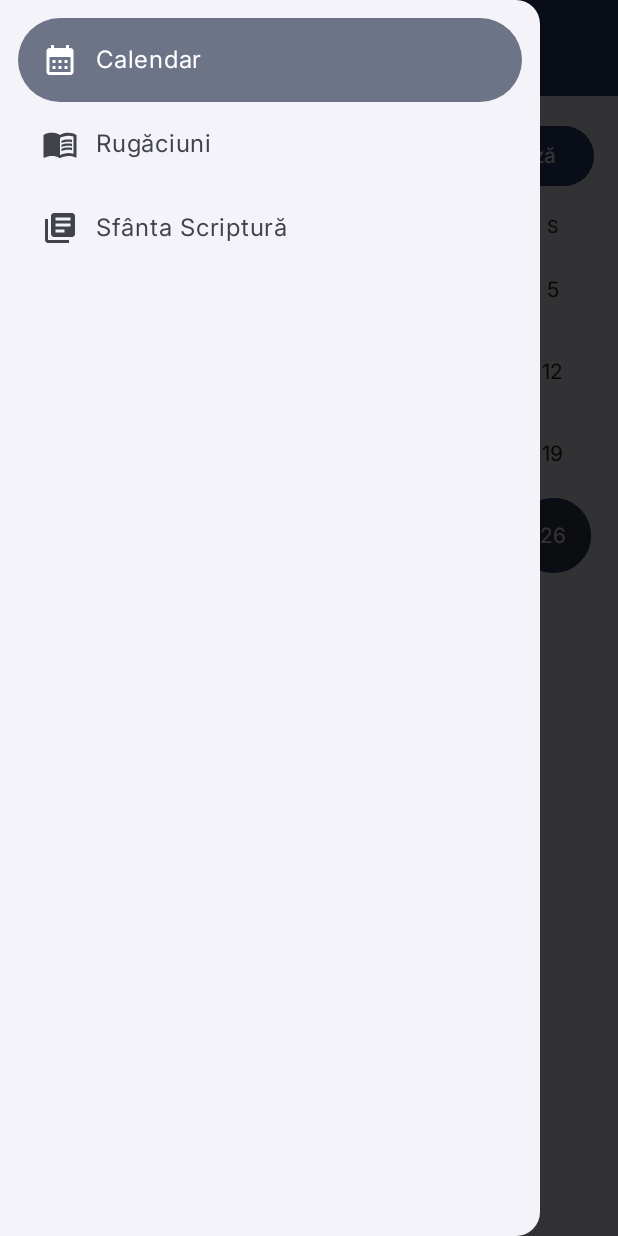
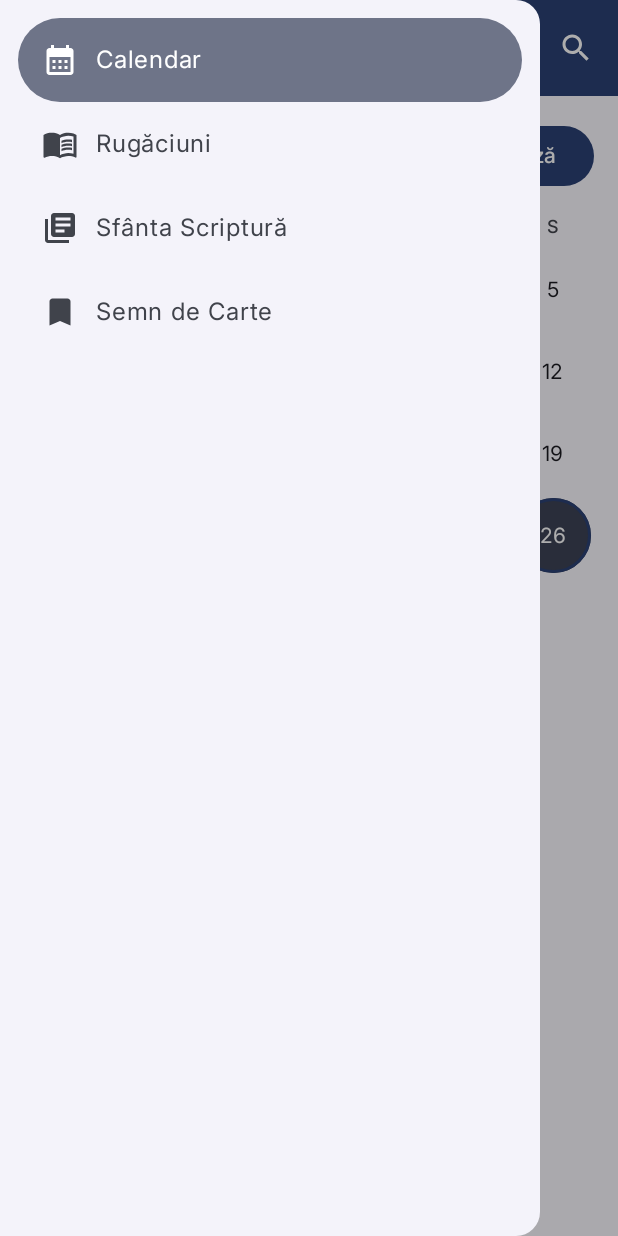
Before and after one commit to CDLProduction/ortodoxmd-android, an Android app built with Jetpack Compose: the screen it shows after launch (MainActivity), after a tap on "Deschide Meniul", on a phone screen of 412 x 824 dp. Run offline under Robolectric (Android 15) with nearby library versions, the phone set to English and light mode, and no system bars; our stand-ins replace Dagger/Hilt's generated code, Room's generated code.

Commit message:
Improved UI and functionality

```diff
--- a/app/src/main/java/md/ortodox/ortodoxmd/MainActivity.kt
+++ b/app/src/main/java/md/ortodox/ortodoxmd/MainActivity.kt
@@ -4,55 +4,30 @@ import android.os.Bundle
 import androidx.activity.ComponentActivity
 import androidx.activity.compose.setContent
 import androidx.activity.enableEdgeToEdge
-import androidx.compose.foundation.layout.fillMaxSize
-import androidx.compose.foundation.layout.padding
+import androidx.compose.foundation.layout.*
 import androidx.compose.material.icons.Icons
-import androidx.compose.material.icons.filled.Home
-import androidx.compose.material.icons.filled.Menu
-import androidx.compose.material3.DrawerValue
-import androidx.compose.material3.Icon
-import androidx.compose.material3.IconButton
-import androidx.compose.material3.ModalNavigationDrawer
-import androidx.compose.material3.NavigationDrawerItem
-import androidx.compose.material3.Text
-import androidx.compose.material3.TopAppBar
-import androidx.compose.material3.TopAppBarDefaults
-import androidx.compose.runtime.Composable
-import androidx.compose.runtime.rememberCoroutineScope
-
+import androidx.compose.material.icons.automirrored.filled.LibraryBooks
+import androidx.compose.material.icons.automirrored.filled.MenuBook
+import androidx.compose.material.icons.filled.*
+import androidx.compose.material3.*
+import androidx.compose.runtime.*
 import androidx.compose.ui.Modifier
 import androidx.compose.ui.graphics.vector.ImageVector
-import androidx.navigation.NavDestination.Companion.hierarchy
+import androidx.compose.ui.unit.dp
+import androidx.hilt.navigation.compose.hiltViewModel
 import androidx.navigation.NavGraph.Companion.findStartDestination
 import androidx.navigation.NavHostController
 import androidx.navigation.compose.NavHost
 import androidx.navigation.compose.composable
+import androidx.navigation.compose.currentBackStackEntryAsState
 import androidx.navigation.compose.rememberNavController
 import dagger.hilt.android.AndroidEntryPoint
 import kotlinx.coroutines.launch
+import md.ortodox.ortodoxmd.ui.MainViewModel
+import md.ortodox.ortodoxmd.ui.bible.*
 import md.ortodox.ortodoxmd.ui.calendar.CalendarScreen
 import md.ortodox.ortodoxmd.ui.prayer.PrayerScreen
-import md.ortodox.ortodoxmd.ui.bible.BibleScreen
 import md.ortodox.ortodoxmd.ui.theme.OrtodoxmdandroidTheme
-import androidx.compose.foundation.layout.Column
-import androidx.compose.foundation.layout.Spacer
-import androidx.compose.foundation.layout.height
-import androidx.compose.material.icons.automirrored.filled.LibraryBooks
-import androidx.compose.material.icons.automirrored.filled.MenuBook
-import androidx.compose.material.icons.filled.CalendarMonth
-import androidx.compose.material3.DrawerState
-import androidx.compose.material3.ExperimentalMaterial3Api
-import androidx.compose.material3.MaterialTheme
-import androidx.compose.material3.ModalDrawerSheet
-import androidx.compose.material3.NavigationDrawerItemDefaults
-import androidx.compose.material3.Scaffold
-import androidx.compose.material3.rememberDrawerState
-import androidx.compose.ui.unit.dp
-import androidx.compose.runtime.getValue
-import androidx.compose.runtime.mutableStateOf
-import androidx.compose.runtime.remember
-import androidx.compose.runtime.setValue
-import androidx.navigation.compose.currentBackStackEntryAsState
 
 data class DrawerItem(
     val title: String,
@@ -66,7 +41,6 @@ data class SubDrawerItem(
     val route: String
 )
 
-// Am schimbat pictogramele pentru a fi mai descriptive
 val categories = listOf(
     SubDrawerItem("Rugăciuni de Dimineață", "prayer/morning"),
     SubDrawerItem("Rugăciuni de Seară", "prayer/evening"),
@@ -74,10 +48,12 @@ val categories = listOf(
     SubDrawerItem("Rugăciuni Generale", "prayer/general")
 )
 
+// MODIFICAT: Adăugat element pentru Semn de Carte
 val drawerItems = listOf(
     DrawerItem("Calendar", Icons.Default.CalendarMonth, "calendar"),
     DrawerItem("Rugăciuni", Icons.AutoMirrored.Filled.MenuBook, "prayer", subItems = categories),
-    DrawerItem("Sfânta Scriptură", Icons.AutoMirrored.Filled.LibraryBooks, "bible")
+    DrawerItem("Sfânta Scriptură", Icons.AutoMirrored.Filled.LibraryBooks, "bible_testaments"),
+    DrawerItem("Semn de Carte", Icons.Default.Bookmark, "bookmark_route")
 )
 
 @AndroidEntryPoint
@@ -99,11 +75,21 @@ fun AppScaffold() {
     val navController = rememberNavController()
     val drawerState = rememberDrawerState(initialValue = DrawerValue.Closed)
     val coroutineScope = rememberCoroutineScope()
+    // NOU: ViewModel pentru acțiuni globale
+    val mainViewModel: MainViewModel = hiltViewModel()
+
+    // NOU: Logica pentru a asculta evenimente de navigare de la semnul de carte
+    LaunchedEffect(Unit) {
+        mainViewModel.bookmarkNavigator.collect { bookmarkDetails ->
+            drawerState.close()
+            val route = "bible/verses/${bookmarkDetails.bookmark.bookId}/${bookmarkDetails.bookName}/${bookmarkDetails.bookmark.chapterNumber}"
+            navController.navigate(route)
+        }
+    }
 
     ModalNavigationDrawer(
         drawerState = drawerState,
-        drawerContent = { NavigationDrawerContent(navController, drawerState) },
-        scrimColor = MaterialTheme.colorScheme.scrim.copy(alpha = 0.8f),  // Crește opacitatea pentru un efect mai opac
+        drawerContent = { NavigationDrawerContent(navController, drawerState, mainViewModel) },
         content = {
             Scaffold(
                 modifier = Modifier.fillMaxSize(),
@@ -111,13 +97,20 @@ fun AppScaffold() {
                     TopAppBar(
                         title = { Text("OrtodoxMD") },
                         navigationIcon = {
-                            IconButton(onClick = {
-                                coroutineScope.launch { drawerState.open() }
-                            }) {
-                                Icon(Icons.Filled.Menu, contentDescription = "Deschide Meniul")
+                            IconButton(onClick = { coroutineScope.launch { drawerState.open() } }) {
+                                Icon(Icons.Filled.Menu, "Deschide Meniul")
                             }
                         },
-                        // Am actualizat culorile pentru a se potrivi cu tema ta
+                        // NOU: Iconiță de căutare
+                        actions = {
+                            IconButton(onClick = { navController.navigate("search") }) {
+                                Icon(
+                                    Icons.Default.Search,
+                                    contentDescription = "Căutare Globală",
+                                    tint = MaterialTheme.colorScheme.onPrimary
+                                )
+                            }
+                        },
                         colors = TopAppBarDefaults.topAppBarColors(
                             containerColor = MaterialTheme.colorScheme.primary,
                             titleContentColor = MaterialTheme.colorScheme.onPrimary,
@@ -131,15 +124,30 @@ fun AppScaffold() {
                     startDestination = "calendar",
                     modifier = Modifier.padding(innerPadding)
                 ) {
-                    composable("calendar") {
-                        CalendarScreen()
-                    }
+                    composable("calendar") { CalendarScreen() }
                     composable("prayer/{category}") { backStackEntry ->
                         val category = backStackEntry.arguments?.getString("category") ?: "general"
                         PrayerScreen(category = category)
                     }
-                    composable("bible") {
-                        BibleScreen()
+
+                    // NOU: Rută pentru căutare
+                    composable("search") { GlobalSearchScreen(navController = navController) }
+
+                    composable("bible_testaments") { TestamentsScreen(navController = navController) }
+                    composable("bible/books/{testamentId}") { backStackEntry ->
+                        val id = backStackEntry.arguments?.getString("testamentId")?.toLongOrNull()
+                        BooksScreen(navController = navController, testamentId = id)
+                    }
+                    composable("bible/chapters/{bookId}/{bookName}") { backStackEntry ->
+                        val bookId = backStackEntry.arguments?.getString("bookId")?.toLongOrNull() ?: return@composable
+                        val bookName = backStackEntry.arguments?.getString("bookName") ?: "Carte"
+                        ChaptersScreen(navController = navController, bookId = bookId, bookName = bookName)
+                    }
+                    composable("bible/verses/{bookId}/{bookName}/{chapterNumber}") { backStackEntry ->
+                        val bookId = backStackEntry.arguments?.getString("bookId")?.toLongOrNull() ?: return@composable
+                        val bookName = backStackEntry.arguments?.getString("bookName") ?: "Carte"
+                        val chapter = backStackEntry.arguments?.getString("chapterNumber")?.toIntOrNull() ?: return@composable
+                        VersesScreen(bookId = bookId, bookName = bookName, chapterNumber = chapter, onBackClick = { navController.popBackStack() })
                     }
                 }
             }
@@ -149,37 +157,43 @@ fun AppScaffold() {
 
 @OptIn(ExperimentalMaterial3Api::class)
 @Composable
-fun NavigationDrawerContent(navController: NavHostController, drawerState: DrawerState) {
+fun NavigationDrawerContent(
+    navController: NavHostController,
+    drawerState: DrawerState,
+    mainViewModel: MainViewModel // NOU: Primit ca parametru
+) {
     val coroutineScope = rememberCoroutineScope()
     var expandedItem by remember { mutableStateOf<String?>(null) }
     val navBackStackEntry by navController.currentBackStackEntryAsState()
     val currentRoute = navBackStackEntry?.destination?.route
 
-    // Folosim ModalDrawerSheet pentru un design standard și corect
     ModalDrawerSheet {
         Spacer(Modifier.height(12.dp))
         drawerItems.forEach { item ->
-            val isSelected = currentRoute == item.route || (item.subItems?.any { sub -> currentRoute == sub.route } == true)
+            val isSelected = currentRoute?.startsWith(item.route.split("/").first()) == true
+
             NavigationDrawerItem(
                 icon = { Icon(item.icon, contentDescription = item.title) },
                 label = { Text(item.title) },
-                selected = isSelected && item.subItems == null, // Selectează doar item-urile fără sub-meniuri
+                selected = isSelected && item.subItems == null,
                 onClick = {
-                    if (item.subItems != null) {
+                    // NOU: Logică specială pentru semnul de carte
+                    if (item.route == "bookmark_route") {
+                        mainViewModel.onBookmarkClicked()
+                    } else if (item.subItems != null) {
                         expandedItem = if (expandedItem == item.title) null else item.title
                     } else {
                         coroutineScope.launch { drawerState.close() }
                         navController.navigate(item.route) {
                             popUpTo(navController.graph.findStartDestination().id) { saveState = true }
                             launchSingleTop = true
-                            restoreState = false // Am schimbat în true pentru o navigare mai fluidă
+                            restoreState = true
                         }
                     }
                 },
                 modifier = Modifier.padding(NavigationDrawerItemDefaults.ItemPadding)
             )
 
-            // Sub-meniuri expandabile
             if (item.subItems != null && expandedItem == item.title) {
                 Column(modifier = Modifier.padding(start = 24.dp)) {
                     item.subItems.forEach { subItem ->
@@ -191,7 +205,7 @@ fun NavigationDrawerContent(navController: NavHostController, drawerState: Drawe
                                 navController.navigate(subItem.route) {
                                     popUpTo(navController.graph.findStartDestination().id) { saveState = true }
                                     launchSingleTop = true
-                                    restoreState = false
+                                    restoreState = true // MODIFICAT: Corectat
                                 }
                             },
                             modifier = Modifier.padding(NavigationDrawerItemDefaults.ItemPadding)
--- a/app/src/main/java/md/ortodox/ortodoxmd/data/dao/BibleDao.kt
+++ b/app/src/main/java/md/ortodox/ortodoxmd/data/dao/BibleDao.kt
@@ -3,18 +3,14 @@ package md.ortodox.ortodoxmd.data.dao
 import androidx.room.Dao
 import androidx.room.Query
 import androidx.room.Upsert
-import md.ortodox.ortodoxmd.data.model.bible.BibleBook
-import md.ortodox.ortodoxmd.data.model.bible.BibleChapter
-import md.ortodox.ortodoxmd.data.model.bible.BibleVerse
-import md.ortodox.ortodoxmd.data.model.bible.BibleBookmark
-import md.ortodox.ortodoxmd.data.model.bible.VerseWithBookInfo
+import md.ortodox.ortodoxmd.data.model.bible.*
 
 @Dao
 interface BibleDao {
     @Upsert
     suspend fun insertBooks(books: List<BibleBook>)
 
-    @Query("SELECT * FROM bible_books WHERE testamentId = :testamentId")
+    @Query("SELECT * FROM bible_books WHERE testamentId = :testamentId OR :testamentId IS NULL")
     suspend fun getBooksByTestament(testamentId: Long?): List<BibleBook>
 
     @Upsert
@@ -29,23 +25,31 @@ interface BibleDao {
     @Query("SELECT * FROM bible_verses WHERE bookId = :bookId AND chapterNumber = :chapterNumber")
     suspend fun getVersesByChapter(bookId: Long, chapterNumber: Int): List<BibleVerse>
 
-    //    @Query("SELECT * FROM bible_verses WHERE textRo LIKE :query")
-//    suspend fun searchVerses(query: String): List<BibleVerse>
-    @Query(
-        """
+    @Query("""
         SELECT v.*, b.nameRo as bookNameRo
         FROM bible_verses v
         JOIN bible_books b ON v.bookId = b.id
         WHERE v.textRo LIKE '%' || :query || '%'
-    """
-    )
+    """)
     suspend fun searchVersesWithBookInfo(query: String): List<VerseWithBookInfo>
 
-    @Query("SELECT * FROM bible_bookmarks LIMIT 1")
-    suspend fun getBookmark(): BibleBookmark?
+    // NOU: Interogare pentru căutare după referință (ex: "Matei 2:15").
+    @Query("""
+        SELECT v.* FROM bible_verses v
+        JOIN bible_books b ON v.bookId = b.id
+        WHERE b.nameRo LIKE '%' || :bookName || '%' AND v.chapterNumber = :chapter
+        AND v.verseNumber >= :startVerse AND (:endVerse IS NULL OR v.verseNumber <= :endVerse)
+    """)
+    suspend fun getVersesByReference(bookName: String, chapter: Int, startVerse: Int, endVerse: Int?): List<BibleVerse>
+
+    // NOU: Interogare pentru a prelua semnul de carte cu numele cărții.
+    @Query("""
+        SELECT bm.*, b.nameRo FROM bible_bookmarks bm
+        JOIN bible_books b ON bm.bookId = b.id
+        LIMIT 1
+    """)
+    suspend fun getBookmarkWithDetails(): BookmarkWithDetails?
 
     @Upsert
     suspend fun saveBookmark(bookmark: BibleBookmark)
-
-
 }
--- a/app/src/main/java/md/ortodox/ortodoxmd/data/model/bible/BibleBookmark.kt
+++ b/app/src/main/java/md/ortodox/ortodoxmd/data/model/bible/BibleBookmark.kt
@@ -7,6 +7,6 @@ import androidx.room.PrimaryKey
 data class BibleBookmark(
     @PrimaryKey val id: Int = 1,  // Single bookmark
     val bookId: Long,
-    val chapterNumber: Int,
+    val chapterNumber: Long,
     val verseId: Long
 )
--- /dev/null
+++ b/app/src/main/java/md/ortodox/ortodoxmd/ui/MainViewModel.kt
@@ -0,0 +1,27 @@
+package md.ortodox.ortodoxmd.ui
+
+import androidx.lifecycle.ViewModel
+import androidx.lifecycle.viewModelScope
+import dagger.hilt.android.lifecycle.HiltViewModel
+import kotlinx.coroutines.flow.MutableSharedFlow
+import kotlinx.coroutines.flow.asSharedFlow
+import kotlinx.coroutines.launch
+import md.ortodox.ortodoxmd.data.model.bible.BookmarkWithDetails
+import md.ortodox.ortodoxmd.data.repository.BibleRepository
+import javax.inject.Inject
+
+@HiltViewModel
+class MainViewModel @Inject constructor(
+    private val repository: BibleRepository
+) : ViewModel() {
+    private val _bookmarkNavigator = MutableSharedFlow<BookmarkWithDetails>(replay = 0)
+    val bookmarkNavigator = _bookmarkNavigator.asSharedFlow()
+
+    fun onBookmarkClicked() {
+        viewModelScope.launch {
+            repository.getBookmarkWithDetails()?.let {
+                _bookmarkNavigator.emit(it)
+            }
+        }
+    }
+}
```
Also changed, not shown: app/src/main/java/md/ortodox/ortodoxmd/data/model/bible/BookmarkWitDetails.kt (added, +10 -0 lines), app/src/main/java/md/ortodox/ortodoxmd/data/repository/BibleRepository.kt (+14 -9 lines), app/src/main/java/md/ortodox/ortodoxmd/ui/bible/BibleScreen.kt (+25 -25 lines), app/src/main/java/md/ortodox/ortodoxmd/ui/bible/BibleViewModel.kt (+25 -25 lines), app/src/main/java/md/ortodox/ortodoxmd/ui/bible/BooksScreen.kt (+48 -11 lines), app/src/main/java/md/ortodox/ortodoxmd/ui/bible/ChapterScreen.kt (+48 -11 lines), app/src/main/java/md/ortodox/ortodoxmd/ui/bible/GlobalSearchScreen.kt (added, +69 -0 lines), app/src/main/java/md/ortodox/ortodoxmd/ui/bible/GlobalSearchViewModel.kt (added, +58 -0 lines), app/src/main/java/md/ortodox/ortodoxmd/ui/bible/SearchParser.kt (added, +29 -0 lines), app/src/main/java/md/ortodox/ortodoxmd/ui/bible/TestamentsScreen.kt (added, +46 -0 lines), app/src/main/java/md/ortodox/ortodoxmd/ui/bible/VersesScreen.kt (+11 -1 lines), app/src/main/java/md/ortodox/ortodoxmd/ui/bible/VersesViewModel.kt (+8 -15 lines).
